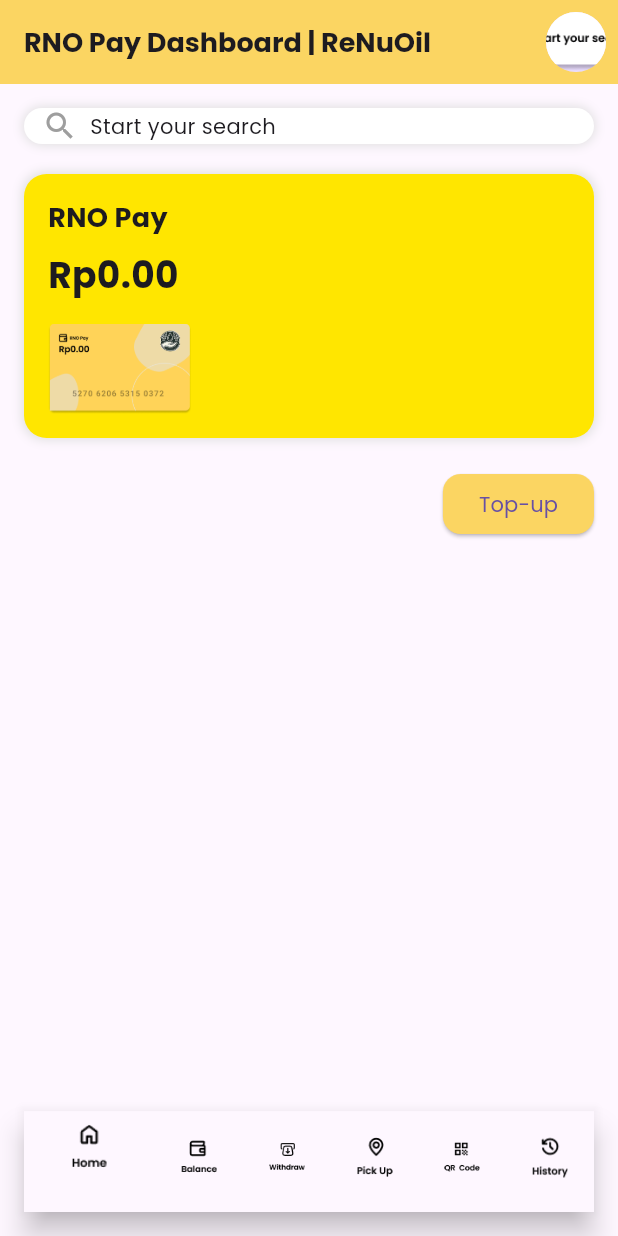
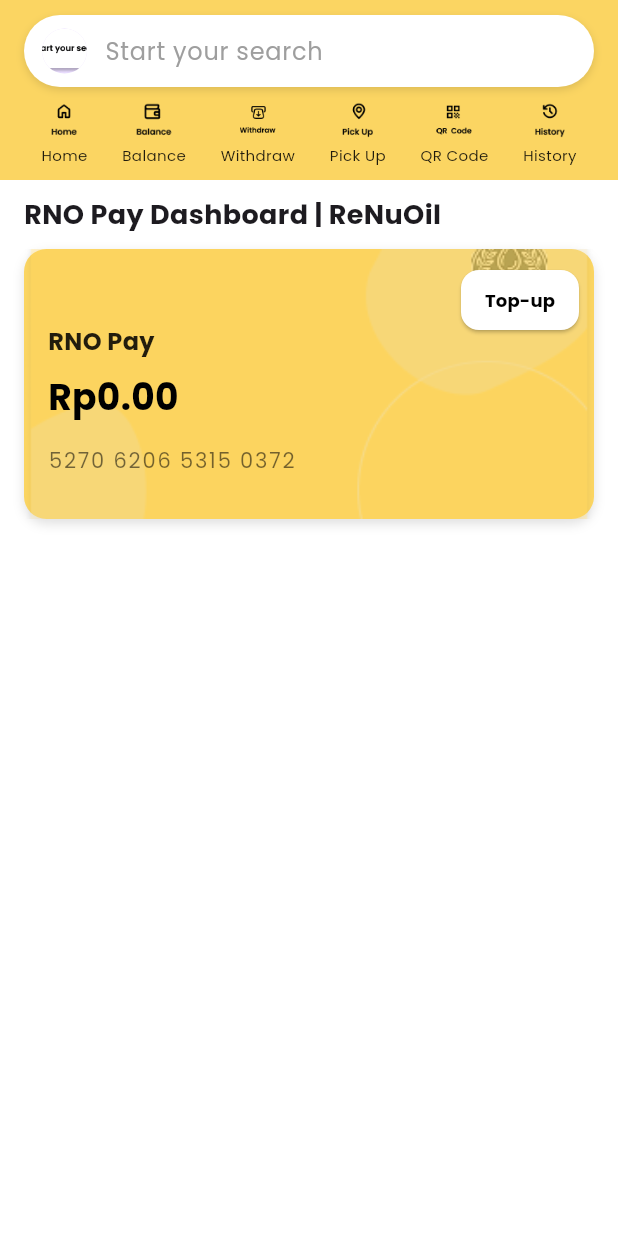
Before and after one commit to Liann099/UAS_Mobile-ReNuOil-, a Flutter app: the RnoPayDashboard screen opened directly, on a phone screen of 412 x 824 dp. Run offline on Flutter 3.47's test engine with Material 3 defaults, Android fonts, the phone set to English and light mode, and no system bars; our stand-ins replace flutter_secure_storage, flutter_svg, material_symbols_icons; accounts and stored records are empty.

Commit message:
balancefe

```diff
--- a/uas_renuoil/lib/balance.dart
+++ b/uas_renuoil/lib/balance.dart
@@ -13,8 +13,9 @@
       debugShowCheckedModeBanner: false,
       home: RnoPayDashboard(),
       theme: ThemeData(
-        primaryColor: Color(0xFFFBD562), // Kuning khas desain
+        primaryColor: const Color(0xFFFBD562),
         visualDensity: VisualDensity.adaptivePlatformDensity,
+        fontFamily: 'Roboto', // Add a clean, modern font
       ),
     );
   }
@@ -26,129 +27,210 @@
   @override
   Widget build(BuildContext context) {
     return Scaffold(
-      appBar: AppBar(
-        backgroundColor: Color(0xFFFBD562), // Warna kuning
-        elevation: 0,
-        title: const Text(
-          'RNO Pay Dashboard | ReNuOil',
-          style: TextStyle(fontSize: 18, fontWeight: FontWeight.bold),
-        ),
-        actions: [
-          Padding(
-            padding: const EdgeInsets.all(8.0),
-            child: CircleAvatar(
-              backgroundImage: AssetImage('assets/images/startyoursearch.png'),
+      backgroundColor: Colors.white,
+      body: SafeArea(
+        child: Column(
+          crossAxisAlignment: CrossAxisAlignment.stretch,
+          children: [
+            _buildSearchAndQuickActionBar(),
+            _buildDashboardTitle(),
+            _buildRnoPayBalanceCard(),
+          ],
         ),
       ),
+    );
+  }
+
+  Widget _buildSearchAndQuickActionBar() {
+    return Container(
+      color: const Color(0xFFFBD562),
+      padding: const EdgeInsets.symmetric(horizontal: 16.0, vertical: 10.0),
+      child: Column(
+        children: [
+          _buildSearchBar(),
+          const SizedBox(height: 10),
+          _buildQuickActionIcons(),
         ],
       ),
-      body: Padding(
-        padding: const EdgeInsets.all(16.0),
-        child: Column(
-          crossAxisAlignment: CrossAxisAlignment.start,
-          children: [
-            // Search Bar
-            Container(
-              padding: const EdgeInsets.symmetric(horizontal: 12.0),
+    );
+  }
+
+  Widget _buildSearchBar() {
+    return Container(
       decoration: BoxDecoration(
         color: Colors.white,
         borderRadius: BorderRadius.circular(25),
         boxShadow: [
-                  BoxShadow(color: Colors.grey.shade300, spreadRadius: 1, blurRadius: 5),
+          BoxShadow(
+            color: Colors.black12,
+            blurRadius: 4,
+            offset: const Offset(0, 2),
+          )
         ],
       ),
       child: Row(
         children: [
-                  const Icon(Icons.search, color: Colors.grey),
-                  const SizedBox(width: 8),
-                  const Text('Start your search'),
-                ],
+          Padding(
+            padding: const EdgeInsets.symmetric(horizontal: 12.0),
+            child: CircleAvatar(
+              backgroundImage: const AssetImage('assets/images/startyoursearch.png'),
+              radius: 15,
             ),
           ),
-            const SizedBox(height: 20),
-
-            // RNO Pay Balance Card
-            Container(
-              width: double.infinity,
-              padding: const EdgeInsets.all(16.0),
-              decoration: BoxDecoration(
-                color: Color(0xFFFFE600), // Warna kuning background
-                borderRadius: BorderRadius.circular(15),
-                boxShadow: [
-                  BoxShadow(color: Colors.grey.shade300, spreadRadius: 1, blurRadius: 5),
-                ],
-              ),
-              child: Column(
-                crossAxisAlignment: CrossAxisAlignment.start,
-                children: [
-                  const Text(
-                    'RNO Pay',
-                    style: TextStyle(fontSize: 18, fontWeight: FontWeight.bold),
-                  ),
-                  const SizedBox(height: 8),
-                  const Text(
-                    'Rp0.00',
-                    style: TextStyle(fontSize: 24, fontWeight: FontWeight.bold),
-                  ),
-                  const SizedBox(height: 16),
-                  Image.asset('assets/images/RNO Pay.png', height: 60),
-                ],
-              ),
-            ),
-            const SizedBox(height: 20),
-
-            // Top-up Button
-            Align(
-              alignment: Alignment.centerRight,
-              child: ElevatedButton(
-                onPressed: () {},
-                style: ElevatedButton.styleFrom(
-                  backgroundColor: Color(0xFFFBD562),
-                  shape: RoundedRectangleBorder(borderRadius: BorderRadius.circular(12)),
-                ),
-                child: const Text('Top-up'),
-              ),
-            ),
-            const SizedBox(height: 20),
-
-            // Bottom Navigation Bar
-            Expanded(
-              child: Align(
-                alignment: Alignment.bottomCenter,
-                child: BottomNavigationBar(
-                  backgroundColor: Color(0xFFFBD562),
-                  items: [
-                    BottomNavigationBarItem(
-                      icon: Image.asset('assets/icons/iconhome.png', width: 24),
-                      label: 'Home',
-                    ),
-                    BottomNavigationBarItem(
-                      icon: Image.asset('assets/icons/iconbalance.png', width: 24),
-                      label: 'Balance',
-                    ),
-                    BottomNavigationBarItem(
-                      icon: Image.asset('assets/icons/iconwithdraw.png', width: 24),
-                      label: 'Withdraw',
-                    ),
-                    BottomNavigationBarItem(
-                      icon: Image.asset('assets/icons/iconpickup.png', width: 24),
-                      label: 'Pick Up',
-                    ),
-                    BottomNavigationBarItem(
-                      icon: Image.asset('assets/icons/iconqrcode.png', width: 24),
-                      label: 'QR Code',
-                    ),
-                    BottomNavigationBarItem(
-                      icon: Image.asset('assets/icons/iconhistory.png', width: 24),
-                      label: 'History',
-                    ),
-                  ],
+          const Expanded(
+            child: TextField(
+              decoration: InputDecoration(
+                hintText: 'Start your search',
+                border: InputBorder.none,
+                hintStyle: TextStyle(color: Colors.grey),
               ),
             ),
           ),
         ],
       ),
+    );
+  }
+
+  Widget _buildQuickActionIcons() {
+    return Row(
+      mainAxisAlignment: MainAxisAlignment.spaceAround,
+      children: [
+        _buildIconWithLabel('assets/icons/iconhome.png', 'Home'),
+        _buildIconWithLabel('assets/icons/iconbalance.png', 'Balance'),
+        _buildIconWithLabel('assets/icons/iconwithdraw.png', 'Withdraw'),
+        _buildIconWithLabel('assets/icons/iconpickup.png', 'Pick Up'),
+        _buildIconWithLabel('assets/icons/iconqrcode.png', 'QR Code'),
+        _buildIconWithLabel('assets/icons/iconhistory.png', 'History'),
+      ],
+    );
+  }
+
+  Widget _buildDashboardTitle() {
+    return const Padding(
+      padding: EdgeInsets.symmetric(horizontal: 16.0, vertical: 10.0),
+      child: Text(
+        'RNO Pay Dashboard | ReNuOil',
+        style: TextStyle(
+          fontSize: 18,
+          fontWeight: FontWeight.bold,
+        ),
       ),
     );
   }
+
+  Widget _buildRnoPayBalanceCard() {
+    return Padding(
+      padding: const EdgeInsets.symmetric(horizontal: 16.0),
+      child: Container(
+        height: 180,
+        decoration: BoxDecoration(
+          color: const Color(0xFFFBD562),
+          borderRadius: BorderRadius.circular(15),
+          boxShadow: [
+            BoxShadow(
+              color: Colors.black12,
+              blurRadius: 6,
+              offset: const Offset(0, 3),
+            )
+          ],
+        ),
+        child: Stack(
+          children: [
+            _buildBackgroundImage(),
+            _buildTopUpButton(),
+            _buildCardContent(),
+          ],
+        ),
+      ),
+    );
   }
+
+  Widget _buildBackgroundImage() {
+    return Positioned.fill(
+      child: Image.asset(
+        'assets/images/RNO Pay.png',
+        fit: BoxFit.cover,
+        opacity: const AlwaysStoppedAnimation(0.3),
+      ),
+    );
+  }
+
+  Widget _buildTopUpButton() {
+    return Positioned(
+      top: 10,
+      right: 10,
+      child: ElevatedButton(
+        onPressed: () {},
+        style: ElevatedButton.styleFrom(
+          backgroundColor: Colors.white,
+          foregroundColor: Colors.black,
+          padding: const EdgeInsets.symmetric(horizontal: 16, vertical: 8),
+          shape: RoundedRectangleBorder(
+            borderRadius: BorderRadius.circular(12),
+          ),
+        ),
+        child: const Text(
+          'Top-up',
+          style: TextStyle(
+            fontSize: 12,
+            fontWeight: FontWeight.bold,
+          ),
+        ),
+      ),
+    );
+  }
+
+  Widget _buildCardContent() {
+    return const Positioned(
+      top: 50,
+      left: 16,
+      child: Column(
+        crossAxisAlignment: CrossAxisAlignment.start,
+        children: [
+          Text(
+            'RNO Pay',
+            style: TextStyle(
+              fontSize: 16,
+              fontWeight: FontWeight.bold,
+              color: Colors.black87,
+            ),
+          ),
+          SizedBox(height: 8),
+          Text(
+            'Rp0.00',
+            style: TextStyle(
+              fontSize: 24,
+              fontWeight: FontWeight.bold,
+              color: Colors.black,
+            ),
+          ),
+          SizedBox(height: 16),
+          Text(
+            '5270 6206 5315 0372',
+            style: TextStyle(
+              color: Colors.black54,
+              fontSize: 14,
+              letterSpacing: 1.2,
+            ),
+          ),
+        ],
+      ),
+    );
+  }
+
+  Widget _buildIconWithLabel(String iconPath, String label) {
+    return Column(
+      children: [
+        Image.asset(iconPath, width: 24, height: 24),
+        const SizedBox(height: 4),
+        Text(
+          label,
+          style: const TextStyle(
+            fontSize: 10,
+            color: Colors.black87,
+          ),
+        ),
+      ],
+    );
+  }
+}
```
Also changed, not shown: uas_renuoil/assets/images/RNO Pay.png, uas_renuoil/pubspec.lock, 6 other files. Lines whose indentation alone changed are shown as unchanged.
